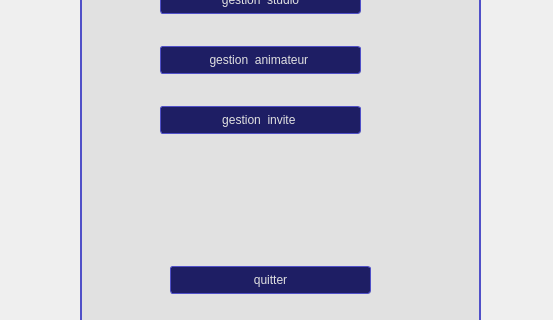
Qt form menu.ui (dina-boughanmi/projet-C-) before a commit; both pictures show x 0 to 553 and y 144 to 464 of the 553 by 564 pixel window.
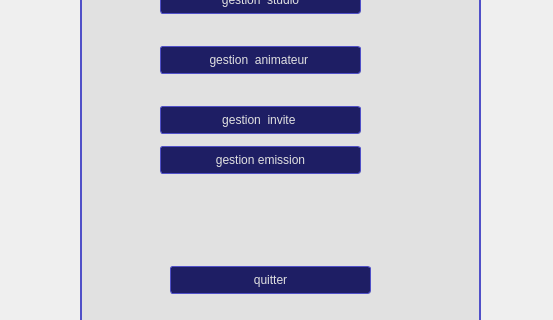
The same form after that commit. Icons and pictures are not drawn.

Patch:
```diff
--- a/menu.ui
+++ b/menu.ui
@@ -502,6 +502,19 @@
       <string>gestion  invite </string>
      </property>
     </widget>
+    <widget class="QPushButton" name="gestionemission">
+     <property name="geometry">
+      <rect>
+       <x>80</x>
+       <y>230</y>
+       <width>201</width>
+       <height>28</height>
+      </rect>
+     </property>
+     <property name="text">
+      <string>gestion emission</string>
+     </property>
+    </widget>
    </widget>
   </widget>
   <widget class="QMenuBar" name="menubar">
```
